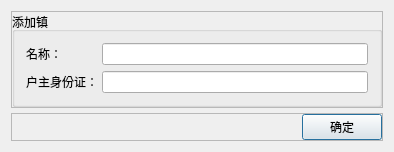
First picture: the form in AccountMgrSys/MultAddDialog.ui, repository dowerwang/AccountMgrSys, before the edit.
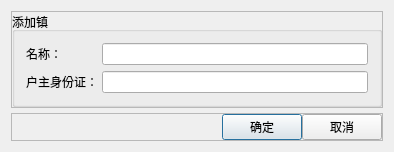
Second picture: the form after the edit.

The edit to the form file:
```diff
--- a/AccountMgrSys/MultAddDialog.ui
+++ b/AccountMgrSys/MultAddDialog.ui
@@ -138,7 +138,7 @@
      <property name="frameShadow">
       <enum>QFrame::Raised</enum>
      </property>
-     <layout class="QHBoxLayout" name="horizontalLayout_3" stretch="0,0">
+     <layout class="QHBoxLayout" name="horizontalLayout_3" stretch="0,0,0">
       <property name="spacing">
        <number>0</number>
       </property>
@@ -180,6 +180,13 @@
         </property>
        </widget>
       </item>
+      <item>
+       <widget class="QPushButton" name="pushButton_2">
+        <property name="text">
+         <string>取消</string>
+        </property>
+       </widget>
+      </item>
      </layout>
     </widget>
    </item>
```
